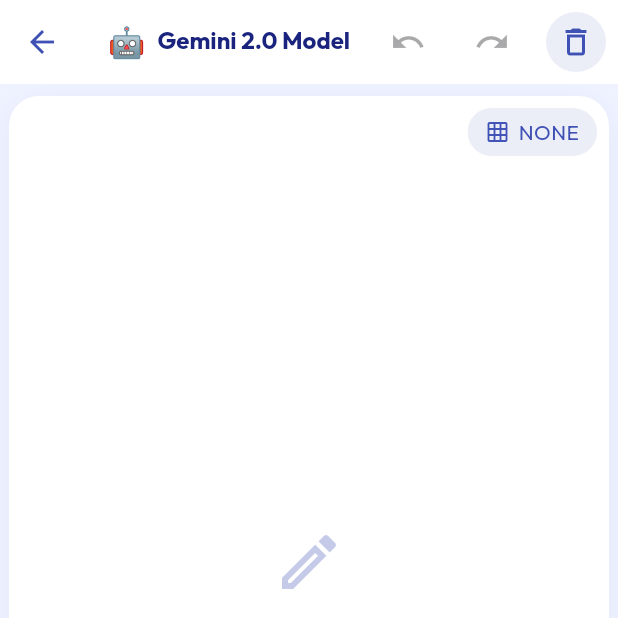
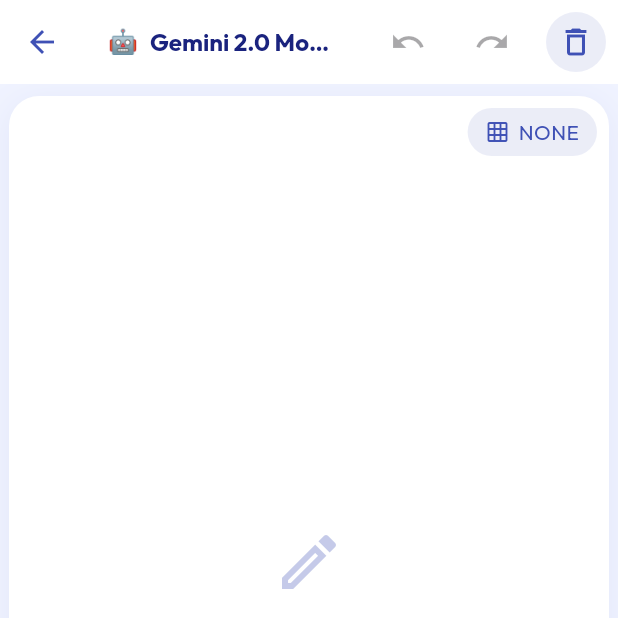
Before and after one commit to amandangol/MathScribble-AI, a Flutter app: the DrawingCanvas screen opened directly with empty values, on a phone screen of 412 x 824 dp, the top half of it. Run offline on Flutter 3.47's test engine with Material 3 defaults, Android fonts, the phone set to English and light mode, and no system bars; our stand-ins replace flutter_dotenv, google_generative_ai, shared_preferences; missing offline and left inert: onnxruntime; accounts and stored records are empty; Roboto replaces fonts that are missing (Montserrat); statements that could not run were skipped.

Commit message:
can handle complex notations, handwriting model

```diff
--- a/lib/config/env_config.dart
+++ b/lib/config/env_config.dart
@@ -20,6 +20,7 @@ class EnvConfig {
     return keys;
   }
 
-  static const String handwritingApiToken =
-      'YtLcsAoa9KlmWif9QL8rFgucF50hPPFtFG6NqELj070a0f2e';
+  static String get handwritingApiToken {
+    return dotenv.env['HANDWRITING_API_TOKEN'] ?? '';
+  }
 }
--- a/lib/screens/dashboardscreen/dashboard_screen.dart
+++ b/lib/screens/dashboardscreen/dashboard_screen.dart
@@ -350,10 +350,10 @@ class _DashboardScreenState extends State<DashboardScreen>
           ),
           const SizedBox(height: 32),
           const Text(
-            'MathScribe AI',
+            'MathScribble AI',
             style: TextStyle(
               fontFamily: 'Outfit',
-              fontSize: 36,
+              fontSize: 30,
               fontWeight: FontWeight.w600,
               height: 1.2,
               color: Color(0xFF1A237E),
--- a/lib/screens/math_canvasscreen/view/mathpractice_screen/math_practice_screen.dart
+++ b/lib/screens/math_canvasscreen/view/mathpractice_screen/math_practice_screen.dart
@@ -130,7 +130,7 @@ class _MathPracticeScreenState extends State<MathPracticeScreen> {
           const SizedBox(width: 16),
           const Expanded(
             child: Text(
-              'MathScribe AI',
+              'MathScribble AI',
               style: TextStyle(
                 fontFamily: 'Outfit',
                 fontSize: 20,
--- a/lib/screens/math_canvasscreen/widgets/drawing_canvas.dart
+++ b/lib/screens/math_canvasscreen/widgets/drawing_canvas.dart
@@ -122,21 +122,22 @@ class _DrawingCanvasState extends State<DrawingCanvas>
       ),
       centerTitle: false,
       title: Row(
-        mainAxisAlignment: MainAxisAlignment.start,
-        crossAxisAlignment: CrossAxisAlignment.start,
         children: [
           Text(
             widget.selectedModel.emoji,
-            style: const TextStyle(fontSize: 20),
+            style: const TextStyle(fontSize: 16),
           ),
           const SizedBox(width: 8),
-          Text(
+          Expanded(
+            child: Text(
               widget.selectedModel.name,
+              overflow: TextOverflow.ellipsis,
               style: const TextStyle(
                 fontFamily: 'Outfit',
                 fontSize: 16,
                 fontWeight: FontWeight.w600,
                 color: Color(0xFF1A237E),
+              ),
             ),
           ),
         ],
--- a/lib/screens/splashscreen/splash_screen.dart
+++ b/lib/screens/splashscreen/splash_screen.dart
@@ -174,10 +174,10 @@ class _SplashScreenState extends State<SplashScreen>
                           child: Opacity(
                             opacity: _titleOpacityAnimation.value,
                             child: const Text(
-                              'MathScribe AI',
+                              'MathScribble AI',
                               style: TextStyle(
                                 fontFamily: 'Outfit',
-                                fontSize: 36,
+                                fontSize: 32,
                                 fontWeight: FontWeight.bold,
                                 color: Color(0xFF1A237E),
                                 height: 1.2,
```
Also changed, not shown: lib/screens/math_canvasscreen/services/handwriting_api_service.dart (+75 -11 lines), 1 other file. Lines whose indentation alone changed are shown as unchanged.
